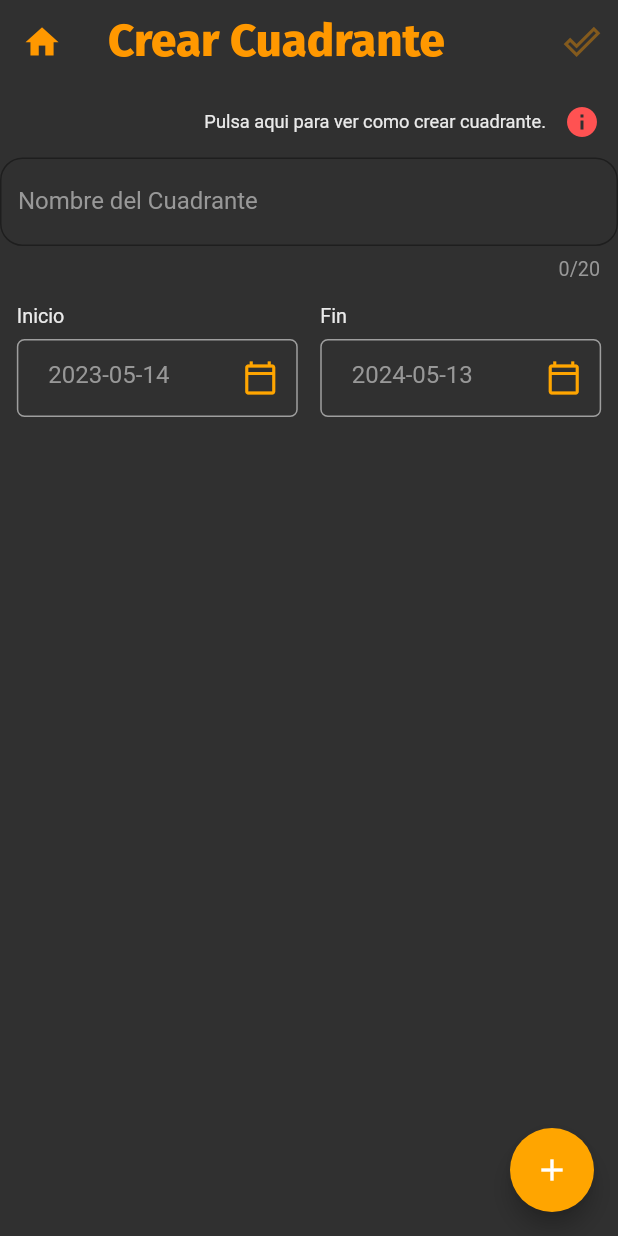
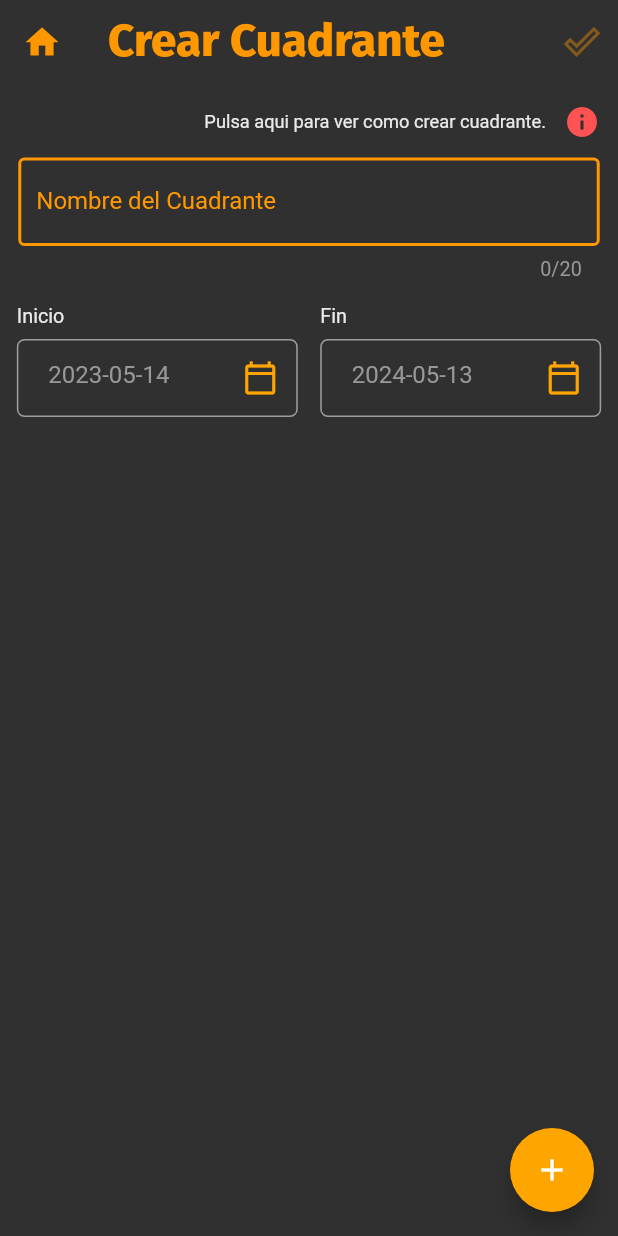
Before and after one commit to sandamil/Calendario, a Flutter app: the CrearCuadranteView screen opened by its route, after a tap on "Crear nuevo Cuadrante", on a phone screen of 412 x 824 dp. Run offline on Flutter 3.47's test engine with Material 2 defaults, Android fonts, the phone set to English and light mode, and no system bars; our stand-ins replace flutter_datetime_picker, flutter_screenutil, flutter_slidable, get, get_storage, google_fonts and 9 more; missing offline and left inert: alarm, flex_color_picker, flutter_animated_dialog, image_fade, mixpanel_flutter, tutorial_coach_mark; accounts and stored records are empty; network calls fail; project files that could hold a hidden picture were left out.

Commit message:
editar cuadrantes

```diff
--- a/lib/app/controllers/tutorialController.dart
+++ b/lib/app/controllers/tutorialController.dart
@@ -1,4 +1,3 @@
-import 'package:calendario2/app/controllers/app_controller.dart';
 import 'package:calendario2/app/data/local/my_shared_pref.dart';
 import 'package:calendario2/app/modules/crearCuadrante/controllers/crear_cuadrante_controller.dart';
 import 'package:calendario2/app/modules/home/controllers/home_controller.dart';
--- a/lib/app/data/local/my_shared_pref.dart
+++ b/lib/app/data/local/my_shared_pref.dart
@@ -1,6 +1,4 @@
-import 'dart:convert';
 
-import 'package:calendario2/app/data/model/cuadranteName.dart';
 import 'package:flutter/material.dart';
 import 'package:shared_preferences/shared_preferences.dart';
 
--- a/lib/app/data/model/cuadranteName.dart
+++ b/lib/app/data/model/cuadranteName.dart
@@ -12,7 +12,7 @@ class CuadranteName {
 
   Map<String, dynamic> toJson() {
     return {
-      "name": this.name,
+      "name": name,
     };
   }
 }
--- a/lib/app/modules/crearCuadrante/views/add_cuadrante_view.dart
+++ b/lib/app/modules/crearCuadrante/views/add_cuadrante_view.dart
@@ -103,7 +103,10 @@ class AddCuadranteView extends GetView<CrearCuadranteController> {
                         ),
                       ],
                     ),
-                    TextField(
+                    Padding(
+                      padding: EdgeInsets.symmetric(horizontal: 12.h),
+                      child: TextField(
+
                         controller: controller.cuadranteName,
                         onChanged: (value) => controller.setCuadranteName(value),
                         decoration: const InputDecoration(
@@ -114,6 +117,7 @@ class AddCuadranteView extends GetView<CrearCuadranteController> {
                         ),
                         maxLines: 1,
                         maxLength: 20,
+                      ),
                     ),
                     Row(
                       mainAxisSize: MainAxisSize.min,
--- a/lib/app/modules/crearCuadrante/views/crear_cuadrante_view.dart
+++ b/lib/app/modules/crearCuadrante/views/crear_cuadrante_view.dart
@@ -1,13 +1,10 @@
 import 'package:calendario2/app/components/custom_dialog.dart';
 import 'package:calendario2/app/controllers/ads_controller.dart';
-import 'package:calendario2/app/modules/CrearTurno/views/widgets/input_field.dart';
 import 'package:calendario2/app/modules/crearCuadrante/widgets/beautifulAlertDialog.dart';
 import 'package:calendario2/config/theme/my_colors.dart';
 import 'package:calendario2/config/theme/my_fonts.dart';
 import 'package:calendario2/config/theme/styles.dart';
-import 'package:calendario2/config/util/hexColor.dart';
 import 'package:flutter/material.dart';
-import 'package:flutter_datetime_picker/flutter_datetime_picker.dart';
 import 'package:flutter_screenutil/flutter_screenutil.dart';
 
 import 'package:get/get.dart';
@@ -109,7 +106,6 @@ class CrearCuadranteView extends GetView<CrearCuadranteController> {
             SizedBox(
               height: 25.h,
             ),
-
             Expanded(
               flex: 80,
               child: MaterialButton(
@@ -128,25 +124,23 @@ class CrearCuadranteView extends GetView<CrearCuadranteController> {
                       ),
                       Row(
                         children: [
-                          Spacer(),
+                          const Spacer(),
                           Text("Mis Cuadrantes",
                               style: CustomTextStyle.textCuadranteMenu),
-                  Spacer(),
-                  Spacer(),
+                          const Spacer(),
+                          const Spacer(),
                           IconButton(
                             onPressed: () {
                               CustomDialog.myConfirmDialogBody(
                                   circularColor: Colors.redAccent,
                                   context: context,
                                   title: 'Eliminar TODOS',
-                                  desc:
-                                      'Si aceptas y pulsas ok eliminaras,'
+                                  desc: 'Si aceptas y pulsas ok eliminaras,'
                                       '\ntodos los cuadrantes creados.'
                                       '\nY LOS TURNOS AÑADIDOS MANUALMENTE',
                                   onTapOK: () {
                                     controller.deleteAllCuadrante();
                                     Navigator.of(context).pop();
-
                                   },
                                   onTapCancel: () =>
                                       Navigator.of(context).pop());
@@ -157,8 +151,7 @@ class CrearCuadranteView extends GetView<CrearCuadranteController> {
                               color: Colors.red,
                             ),
                           ),
-        Spacer(),
-
+                          const Spacer(),
                         ],
                       ),
                       SizedBox(
--- a/lib/app/modules/notas/views/EditNotas/views/edit_notas_view.dart
+++ b/lib/app/modules/notas/views/EditNotas/views/edit_notas_view.dart
@@ -1,5 +1,4 @@
 import 'package:calendario2/app/modules/home/widgets/calendar/widget/line.dart';
-import 'package:calendario2/app/modules/notas/views/alarmas/controllers/alarmas_controller.dart';
 import 'package:calendario2/app/modules/notas/views/alarmas/views/widget/alarmTile.dart';
 import 'package:calendario2/config/theme/my_colors.dart';
 import 'package:calendario2/config/theme/my_fonts.dart';
--- a/lib/app/modules/versionAnterior/views/widgets/notasBkpCard.dart
+++ b/lib/app/modules/versionAnterior/views/widgets/notasBkpCard.dart
@@ -2,7 +2,6 @@ import 'dart:math';
 
 import 'package:calendario2/app/data/model/previousDatabase/previousTaskModel.dart';
 import 'package:flutter_screenutil/flutter_screenutil.dart';
-import 'package:intl/intl.dart';
 
 import 'package:flutter/material.dart';
 
@@ -31,7 +30,6 @@ class NotasBkpCard extends StatelessWidget {
   @override
   Widget build(BuildContext context) {
     // NotasViewController notasViewController = NotasViewController();
-    print(noteData.note);
 
     Color color =
     colorList.elementAt(Random().nextInt(colorList.length));
--- a/lib/config/theme/my_theme.dart
+++ b/lib/config/theme/my_theme.dart
@@ -80,7 +80,10 @@ class MyTheme {
 
 
       // timePicker theme
-        timePickerTheme: MyStyles.getTimePickerTheme(isLightTheme: isLight),
+      timePickerTheme: MyStyles.getTimePickerTheme(isLightTheme: isLight),
+
+ // timePicker theme
+      inputDecorationTheme: MyStyles.getInputDecorationTheme(isLightTheme: isLight),
 
 
 
--- a/lib/config/util/app_icons.dart
+++ b/lib/config/util/app_icons.dart
@@ -19,7 +19,7 @@ class AppIcon extends StatelessWidget {
       height: size,
       child: Center(
         child: Image.asset(path,
-            width: size, height: size, color: color ?? Color(0xFFF8ECE5), filterQuality: FilterQuality.high),
+            width: size, height: size, color: color ?? const Color(0xFFF8ECE5), filterQuality: FilterQuality.high),
       ),
     );
   }
```
Also changed, not shown: lib/app/data/local/calendarDatabase.dart (+8 -0 lines), lib/app/modules/crearCuadrante/controllers/crear_cuadrante_controller.dart (+27 -4 lines), lib/app/modules/versionAnterior/controllers/version_anterior_controller.dart (+0 -8 lines), lib/app/modules/versionAnterior/views/pages/turnos_calendario_VA_screen.dart (+2 -7 lines), lib/config/theme/my_styles.dart (+43 -31 lines), 8 other files. Lines whose indentation alone changed are shown as unchanged.
